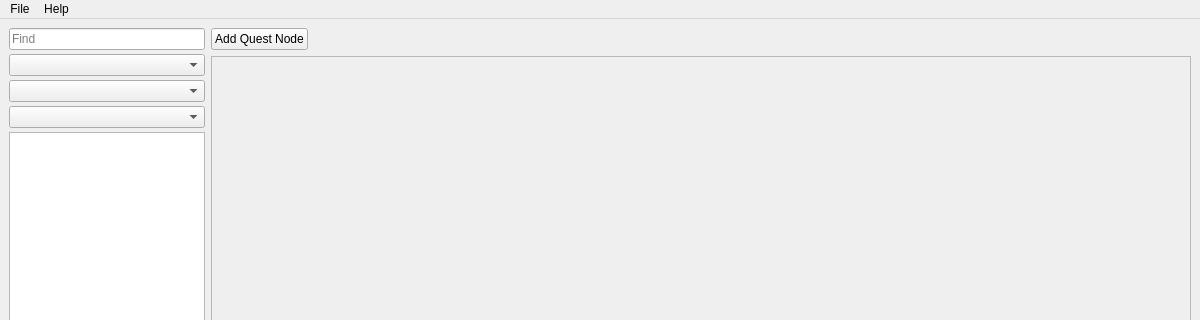
The window that gui/quest_maker/views/quest_main_view.ui (thisisnotruben/ToW-tools) describes before a commit, drawn with Qt 5; both pictures show x 0 to 1200 and y 0 to 320 of the 1200 by 800 pixel window.
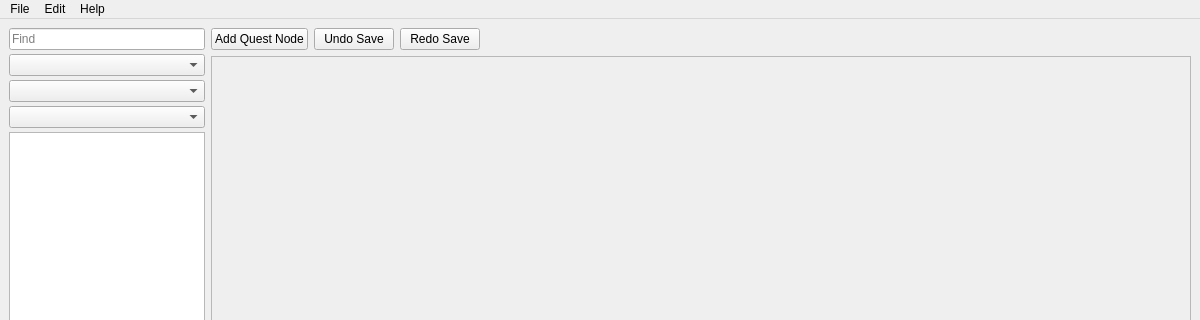
The same window after the commit.

Patch:
```diff
--- a/gui/quest_maker/views/quest_main_view.ui
+++ b/gui/quest_maker/views/quest_main_view.ui
@@ -84,6 +84,20 @@
           </property>
          </widget>
         </item>
+        <item>
+         <widget class="QPushButton" name="undo_save_bttn">
+          <property name="text">
+           <string>Undo Save</string>
+          </property>
+         </widget>
+        </item>
+        <item>
+         <widget class="QPushButton" name="redo_save_bttn">
+          <property name="text">
+           <string>Redo Save</string>
+          </property>
+         </widget>
+        </item>
         <item>
          <spacer name="horizontalSpacer">
           <property name="orientation">
@@ -165,7 +179,15 @@
     </property>
     <addaction name="action_about"/>
    </widget>
+   <widget class="QMenu" name="menuEdit">
+    <property name="title">
+     <string>Edit</string>
+    </property>
+    <addaction name="action_undo"/>
+    <addaction name="action_redo"/>
+   </widget>
    <addaction name="menu_file"/>
+   <addaction name="menuEdit"/>
    <addaction name="menu_help"/>
   </widget>
   <widget class="QStatusBar" name="status_bar"/>
```
Left out of the diff: 16 changed lines with no effect on the pictures.
